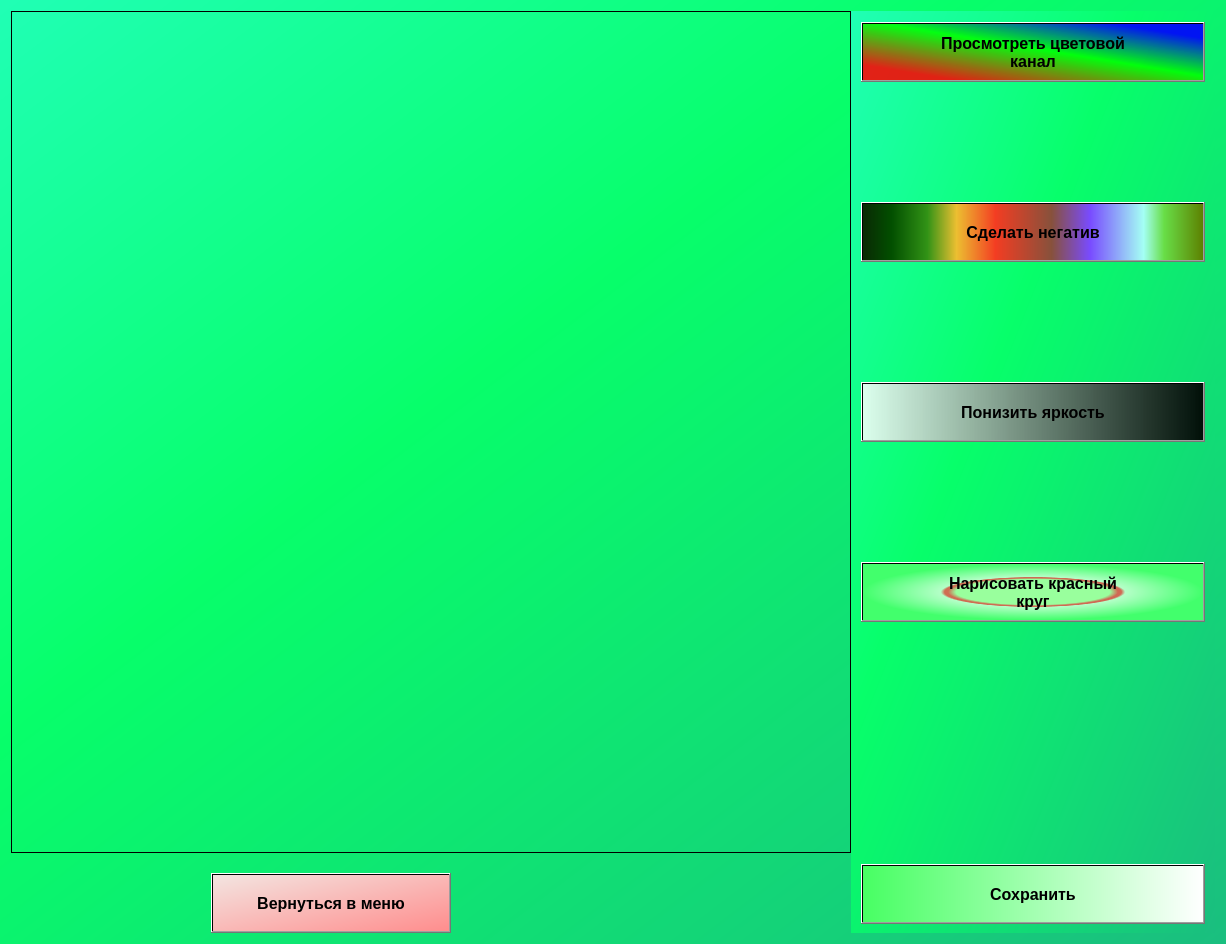
Old version of the form ui/editor.ui in the repository HotNooBik/MegaPhotoEditor.
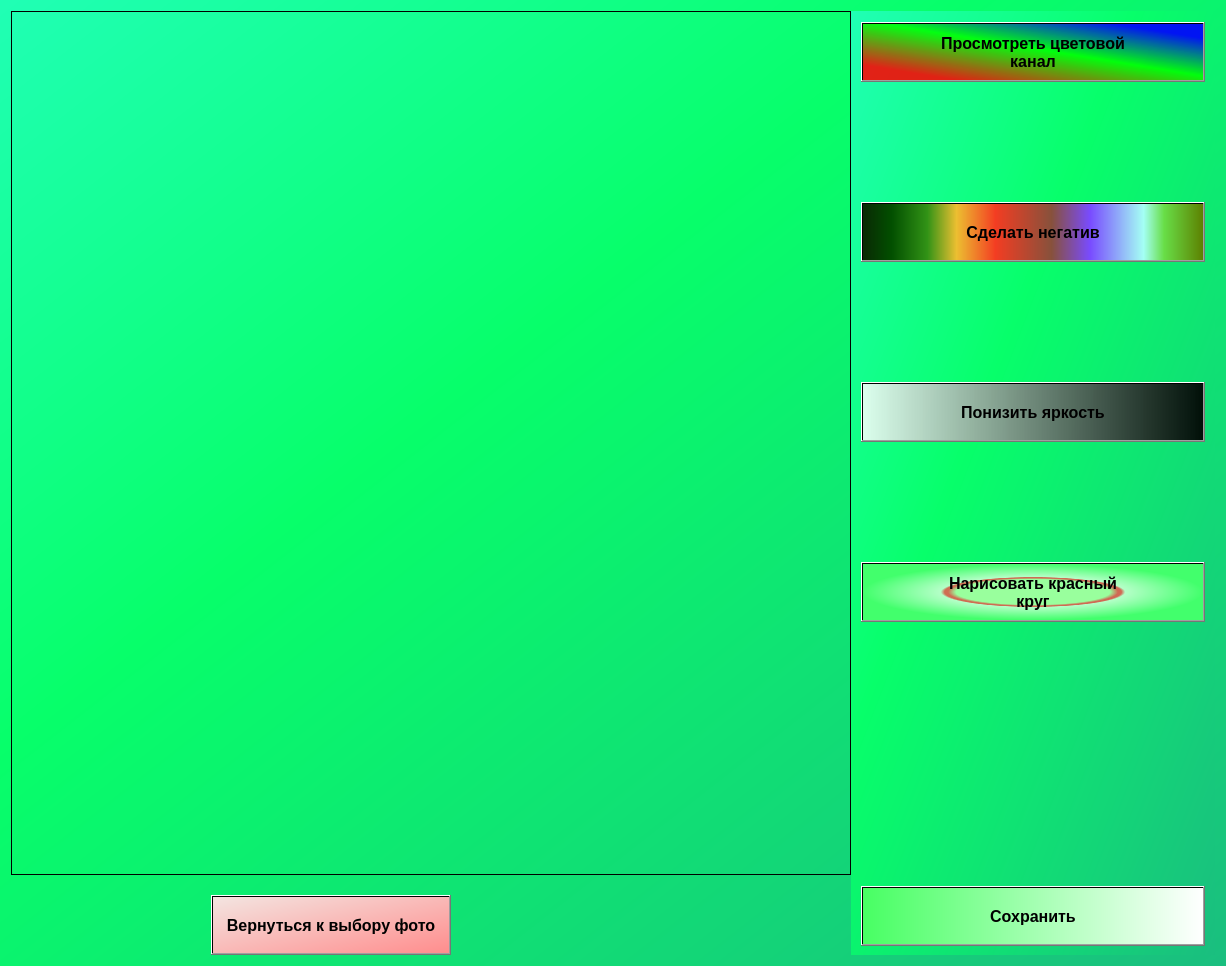
New version of the form.

```diff
--- a/ui/editor.ui
+++ b/ui/editor.ui
@@ -7,7 +7,7 @@
     <x>0</x>
     <y>0</y>
     <width>1226</width>
-    <height>944</height>
+    <height>966</height>
    </rect>
   </property>
   <property name="windowTitle">
@@ -100,7 +100,7 @@
             <string notr="true">background-color: qlineargradient(spread:pad, x1:0, y1:0, x2:1, y2:1, stop:0 rgba(243, 229, 225, 255), stop:1 rgba(255, 141, 141, 255));</string>
            </property>
            <property name="text">
-            <string>Вернуться в меню</string>
+            <string>Вернуться к выбору фото</string>
            </property>
           </widget>
          </item>
```
